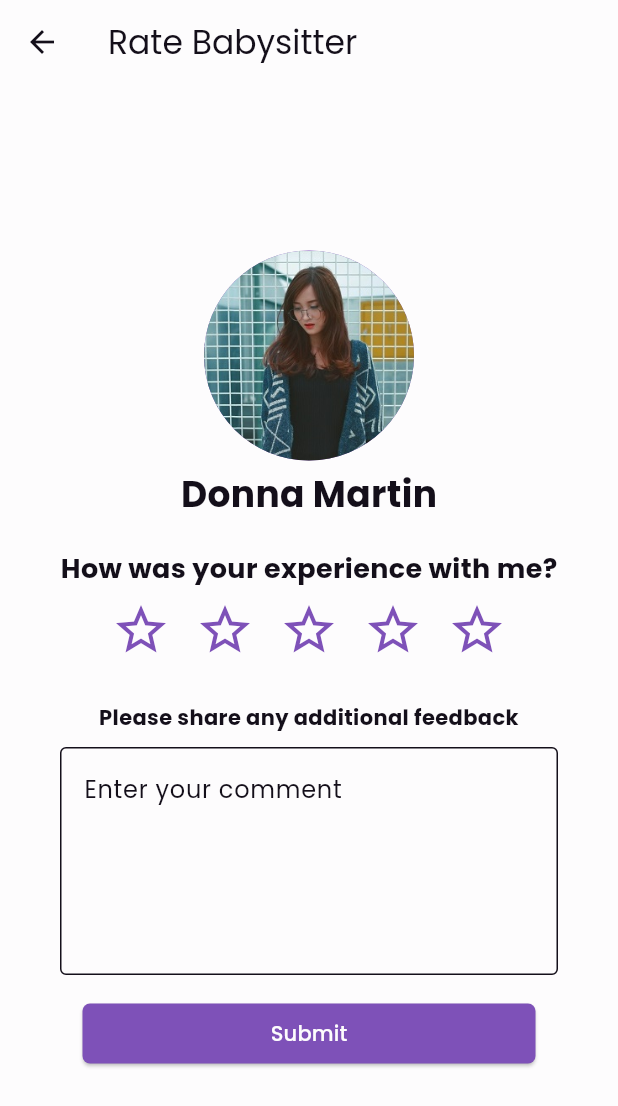
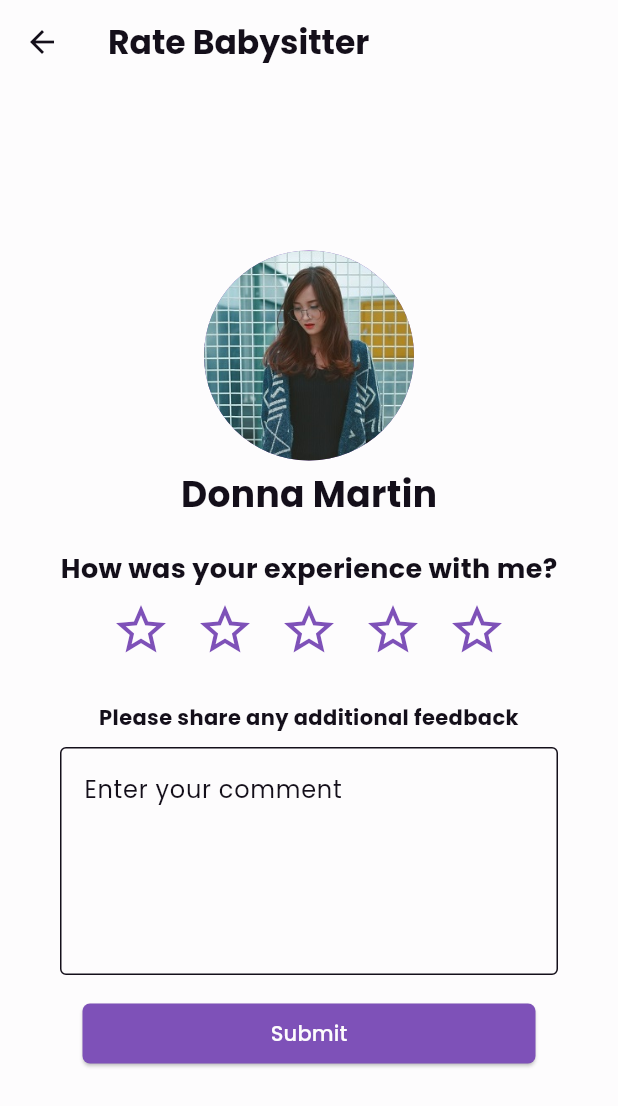
Before and after one commit to wolvicjohn/babysitterapp, a Flutter app: the RatePage screen opened directly, on a phone screen of 412 x 824 dp. Shown: the top 1106 px of the screen. Run offline on Flutter 3.47's test engine with Material 3 defaults, Android fonts, the phone set to English and light mode, and no system bars; our stand-ins replace carousel_slider, flutter_map, geolocator, latlong2.

Commit message:
UPDATE minor changes

```diff
--- a/lib/pages/rate/ratepage.dart
+++ b/lib/pages/rate/ratepage.dart
@@ -29,7 +29,10 @@ class _RatePageState extends State<RatePage> {
   Widget build(BuildContext context) {
     return Scaffold(
       appBar: AppBar(
-        title: const Text('Rate Babysitter'),
+        title: const Text(
+          'Rate Babysitter',
+          style: TextStyle(fontWeight: FontWeight.bold),
+        ),
         backgroundColor: backgroundColor,
         foregroundColor: textColor,
       ),
@@ -86,7 +89,7 @@ class _RatePageState extends State<RatePage> {
                   children: [
                     const Text(
                       'Please share any additional feedback',
-                      style: TextStyle(fontWeight: FontWeight.bold),
+                      style: TextStyle(fontWeight: FontWeight.w600),
                       textAlign: TextAlign.center,
                     ),
                     const SizedBox(height: 10),
```
